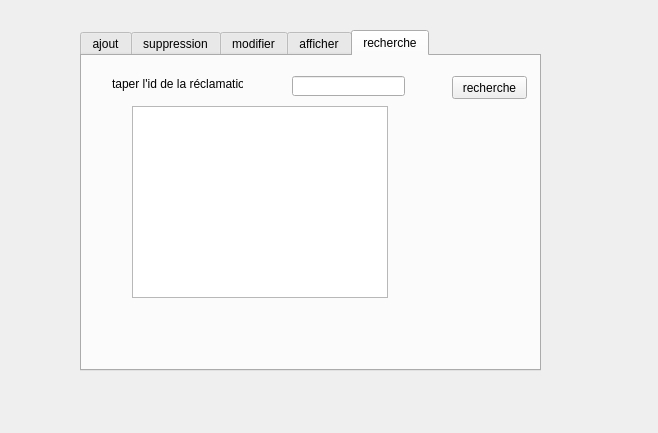
Before: the Qt Designer form gestiondereclamation.ui in mehdiazzaz/Dhouse, drawn with Qt 5.
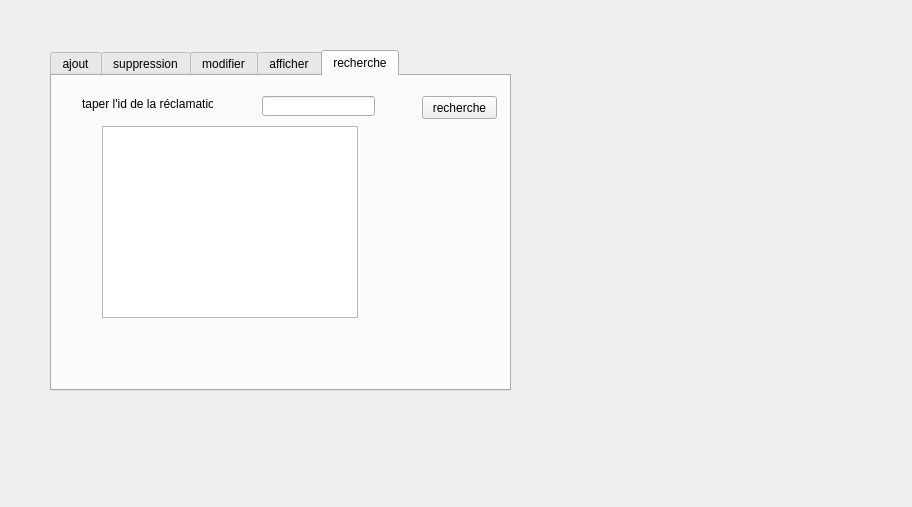
After: the same form once the commit is applied. The open tabs and pages were chosen to show the change.

```diff
--- a/gestiondereclamation.ui
+++ b/gestiondereclamation.ui
@@ -6,8 +6,8 @@
    <rect>
     <x>0</x>
     <y>0</y>
-    <width>658</width>
-    <height>433</height>
+    <width>912</width>
+    <height>507</height>
    </rect>
   </property>
   <property name="windowTitle">
@@ -16,8 +16,8 @@
   <widget class="QTabWidget" name="tabWidget">
    <property name="geometry">
     <rect>
-     <x>80</x>
-     <y>30</y>
+     <x>50</x>
+     <y>50</y>
      <width>461</width>
      <height>341</height>
     </rect>
```
Left out of the diff: 4 changed lines with no effect on the pictures.
